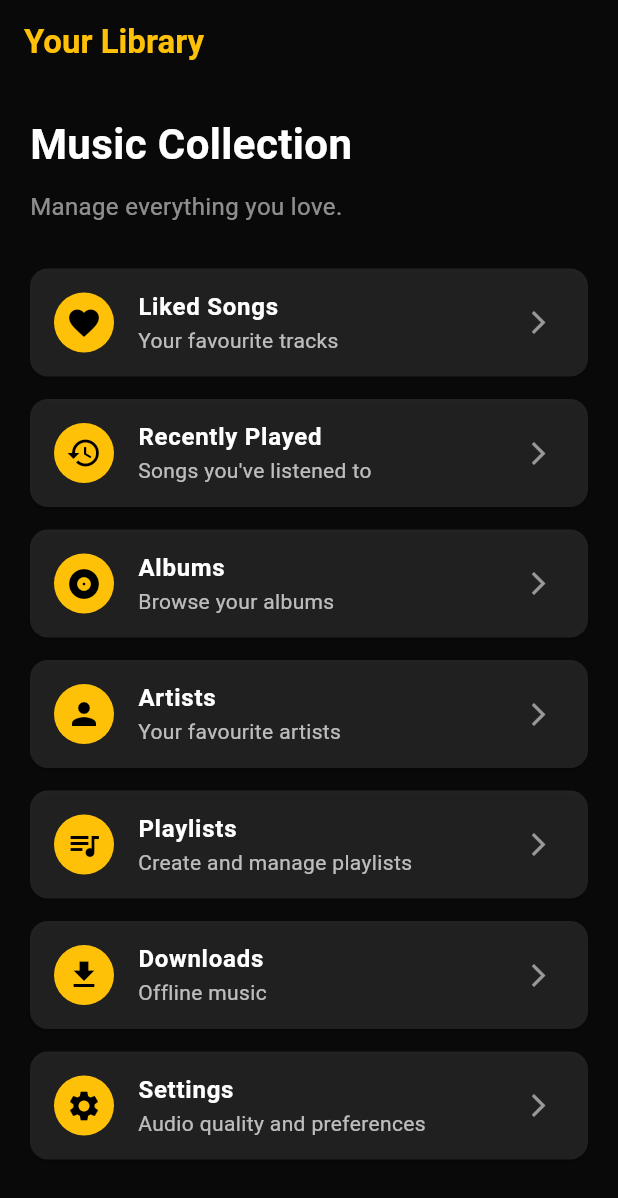
After one commit to plugplay-dev/plugplay, a Flutter app: the LibraryScreen screen opened directly, on a phone screen of 412 x 824 dp. The commit adds this screen. Shown: the top 1198 px of the screen. Run offline on Flutter 3.47's test engine with Material 3 defaults, Android fonts, the phone set to English and light mode, and no system bars; our stand-ins replace audioplayers.

Commit message:
Added dashboard, search, library and profile screens

```diff
--- /dev/null
+++ b/lib/screens/library_screen.dart
@@ -0,0 +1,134 @@
+import 'package:flutter/material.dart';
+
+class LibraryScreen extends StatelessWidget {
+  const LibraryScreen({super.key});
+
+  Widget libraryTile(
+    IconData icon,
+    String title,
+    String subtitle,
+  ) {
+    return Card(
+      color: Colors.white10,
+      margin: const EdgeInsets.only(bottom: 15),
+      child: ListTile(
+        leading: CircleAvatar(
+          backgroundColor: Colors.amber,
+          child: Icon(
+            icon,
+            color: Colors.black,
+          ),
+        ),
+        title: Text(
+          title,
+          style: const TextStyle(
+            color: Colors.white,
+            fontWeight: FontWeight.bold,
+          ),
+        ),
+        subtitle: Text(
+          subtitle,
+          style: const TextStyle(
+            color: Colors.white70,
+          ),
+        ),
+        trailing: const Icon(
+          Icons.arrow_forward_ios,
+          color: Colors.white54,
+          size: 18,
+        ),
+        onTap: () {},
+      ),
+    );
+  }
+
+  @override
+  Widget build(BuildContext context) {
+    return Scaffold(
+      backgroundColor: const Color(0xff090909),
+
+      appBar: AppBar(
+        backgroundColor: Colors.transparent,
+        elevation: 0,
+        title: const Text(
+          "Your Library",
+          style: TextStyle(
+            color: Colors.amber,
+            fontWeight: FontWeight.bold,
+          ),
+        ),
+      ),
+
+      body: Padding(
+        padding: const EdgeInsets.all(20),
+        child: ListView(
+          children: [
+
+            const Text(
+              "Music Collection",
+              style: TextStyle(
+                color: Colors.white,
+                fontSize: 28,
+                fontWeight: FontWeight.bold,
+              ),
+            ),
+
+            const SizedBox(height: 10),
+
+            const Text(
+              "Manage everything you love.",
+              style: TextStyle(
+                color: Colors.white54,
+                fontSize: 16,
+              ),
+            ),
+
+            const SizedBox(height: 30),
+
+            libraryTile(
+              Icons.favorite,
+              "Liked Songs",
+              "Your favourite tracks",
+            ),
+
+            libraryTile(
+              Icons.history,
+              "Recently Played",
+              "Songs you've listened to",
+            ),
+
+            libraryTile(
+              Icons.album,
+              "Albums",
+              "Browse your albums",
+            ),
+
+            libraryTile(
+              Icons.person,
+              "Artists",
+              "Your favourite artists",
+            ),
+
+            libraryTile(
+              Icons.queue_music,
+              "Playlists",
+              "Create and manage playlists",
+            ),
+
+            libraryTile(
+              Icons.download,
+              "Downloads",
+              "Offline music",
+            ),
+
+            libraryTile(
+              Icons.settings,
+              "Settings",
+              "Audio quality and preferences",
+            ),
+          ],
+        ),
+      ),
+    );
+  }
+}
--- a/lib/screens/login_screen.dart
+++ b/lib/screens/login_screen.dart
@@ -1,5 +1,5 @@
 import 'package:flutter/material.dart';
-import 'home_screen.dart';
+import 'dashboard_screen.dart';
 
 class LoginScreen extends StatelessWidget {
   const LoginScreen({super.key});
@@ -118,7 +118,7 @@ class LoginScreen extends StatelessWidget {
                     Navigator.pushReplacement(
                       context,
                       MaterialPageRoute(
-                        builder: (context) => const HomeScreen(),
+                        builder: (context) => const DashboardScreen(),
                       ),
                     );
                   },
```
Also changed, not shown: lib/screens/dashboard_screen.dart (added, +64 -0 lines), lib/screens/home_screen.dart (+2 -36 lines), lib/screens/profile_screen.dart (added, +55 -0 lines), lib/screens/search_screen.dart (added, +99 -0 lines), lib/services/audio_service.dart (added, +22 -0 lines), lib/services/playlist_service.dart (added, +43 -0 lines).
